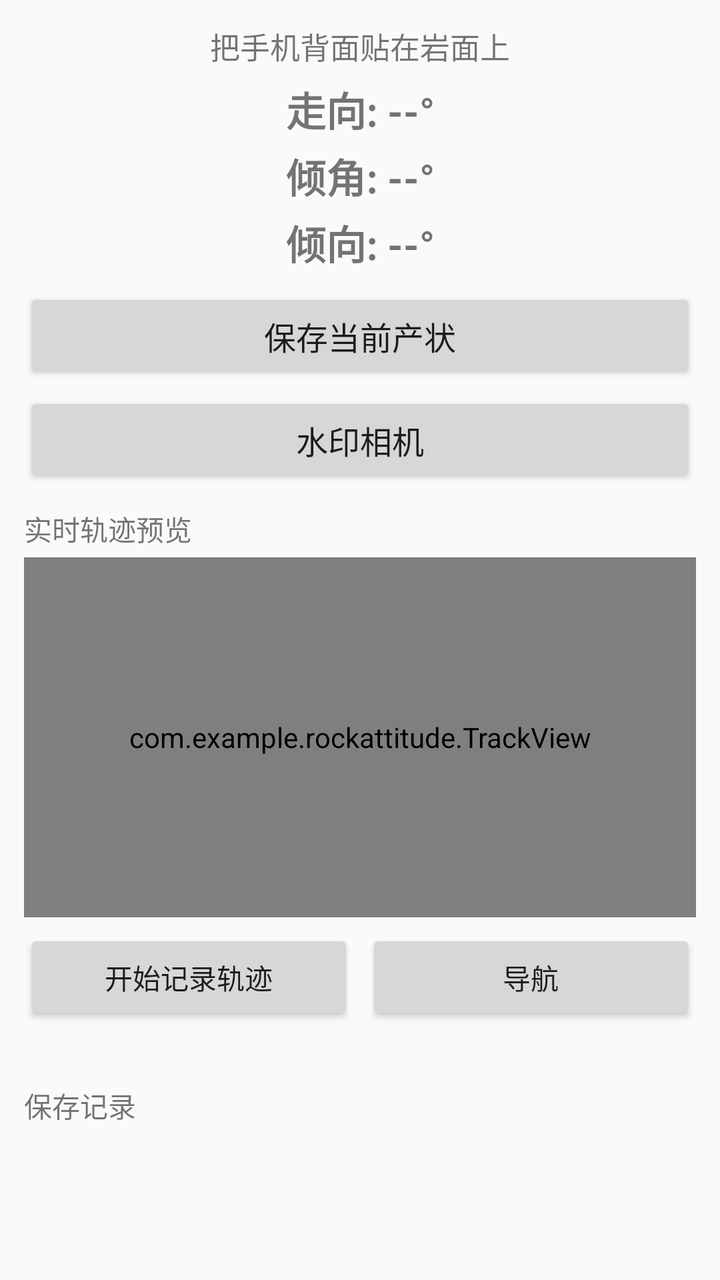
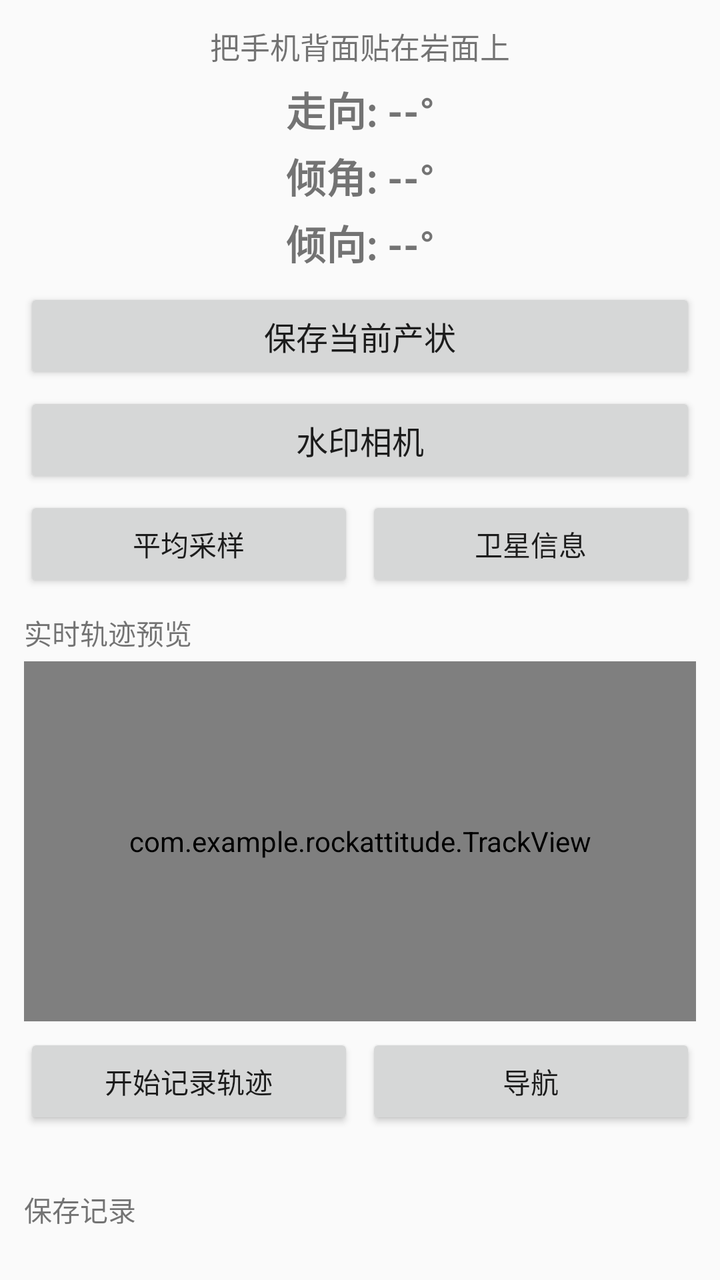

Screens rendered from an Android XML layout before and after an edit, with the pre-edit source and the edit as a unified diff.
<!-- AndroidManifest.xml: application theme Theme.AppCompat.Light.DarkActionBar -->
<!-- res/layout/activity_main.xml -->
<?xml version="1.0" encoding="utf-8"?>
<LinearLayout xmlns:android="http://schemas.android.com/apk/res/android"
    android:layout_width="match_parent"
    android:layout_height="match_parent"
    android:orientation="vertical"
    android:padding="12dp">

    <TextView
        android:layout_width="match_parent"
        android:layout_height="wrap_content"
        android:text="把手机背面贴在岩面上"
        android:textSize="15sp"
        android:gravity="center"
        android:paddingBottom="6dp" />

    <TextView
        android:id="@+id/tvStrike"
        android:layout_width="match_parent"
        android:layout_height="wrap_content"
        android:text="走向: --°"
        android:textSize="20sp"
        android:textStyle="bold"
        android:gravity="center" />

    <TextView
        android:id="@+id/tvDip"
        android:layout_width="match_parent"
        android:layout_height="wrap_content"
        android:text="倾角: --°"
        android:textSize="20sp"
        android:textStyle="bold"
        android:gravity="center"
        android:paddingTop="4dp" />

    <TextView
        android:id="@+id/tvDipDir"
        android:layout_width="match_parent"
        android:layout_height="wrap_content"
        android:text="倾向: --°"
        android:textSize="20sp"
        android:textStyle="bold"
        android:gravity="center"
        android:paddingTop="4dp"
        android:paddingBottom="8dp" />

    <Button
        android:id="@+id/btnSave"
        android:layout_width="match_parent"
        android:layout_height="wrap_content"
        android:text="保存当前产状"
        android:textSize="16sp" />

    <Button
        android:id="@+id/btnCamera"
        android:layout_width="match_parent"
        android:layout_height="wrap_content"
        android:text="水印相机"
        android:textSize="16sp"
        android:layout_marginTop="4dp" />

    
    <TextView
        android:layout_width="match_parent"
        android:layout_height="wrap_content"
        android:text="实时轨迹预览"
        android:textSize="14sp"
        android:paddingTop="10dp"
        android:paddingBottom="4dp" />

    <com.example.rockattitude.TrackView
        android:id="@+id/trackView"
        android:layout_width="match_parent"
        android:layout_height="180dp"
        android:background="#F0F0F0" />

    <LinearLayout
        android:layout_width="match_parent"
        android:layout_height="wrap_content"
        android:orientation="horizontal"
        android:paddingTop="6dp">

        <Button
            android:id="@+id/btnTrackToggle"
            android:layout_width="0dp"
            android:layout_height="wrap_content"
            android:layout_weight="1"
            android:text="开始记录轨迹"
            android:textSize="14sp" />

        <Button
            android:id="@+id/btnNavigate"
            android:layout_width="0dp"
            android:layout_height="wrap_content"
            android:layout_weight="1"
            android:text="导航"
            android:textSize="14sp"
            android:layout_marginStart="6dp" />
    </LinearLayout>

    <TextView
        android:id="@+id/tvNavInfo"
        android:layout_width="match_parent"
        android:layout_height="wrap_content"
        android:text=""
        android:textSize="13sp"
        android:paddingTop="4dp"
        android:textColor="#D32F2F" />

    <TextView
        android:layout_width="match_parent"
        android:layout_height="wrap_content"
        android:text="保存记录"
        android:textSize="14sp"
        android:paddingTop="8dp"
        android:paddingBottom="4dp" />

    <androidx.recyclerview.widget.RecyclerView
        android:id="@+id/recyclerView"
        android:layout_width="match_parent"
        android:layout_height="0dp"
        android:layout_weight="1" />
</LinearLayout>
<!-- resources referenced by this layout -->
<resources>

</resources>

<!-- the commit's change to res/layout/activity_main.xml (unified diff, before → after) -->
@@ -57,6 +57,31 @@
         android:text="水印相机"
         android:textSize="16sp"
         android:layout_marginTop="4dp" />
+
+    
+    <LinearLayout
+        android:layout_width="match_parent"
+        android:layout_height="wrap_content"
+        android:orientation="horizontal"
+        android:layout_marginTop="4dp">
+
+        <Button
+            android:id="@+id/btnAverage"
+            android:layout_width="0dp"
+            android:layout_height="wrap_content"
+            android:layout_weight="1"
+            android:text="平均采样"
+            android:textSize="14sp" />
+
+        <Button
+            android:id="@+id/btnSatellite"
+            android:layout_width="0dp"
+            android:layout_height="wrap_content"
+            android:layout_weight="1"
+            android:text="卫星信息"
+            android:textSize="14sp"
+            android:layout_marginStart="6dp" />
+    </LinearLayout>
 
     
     <TextView
